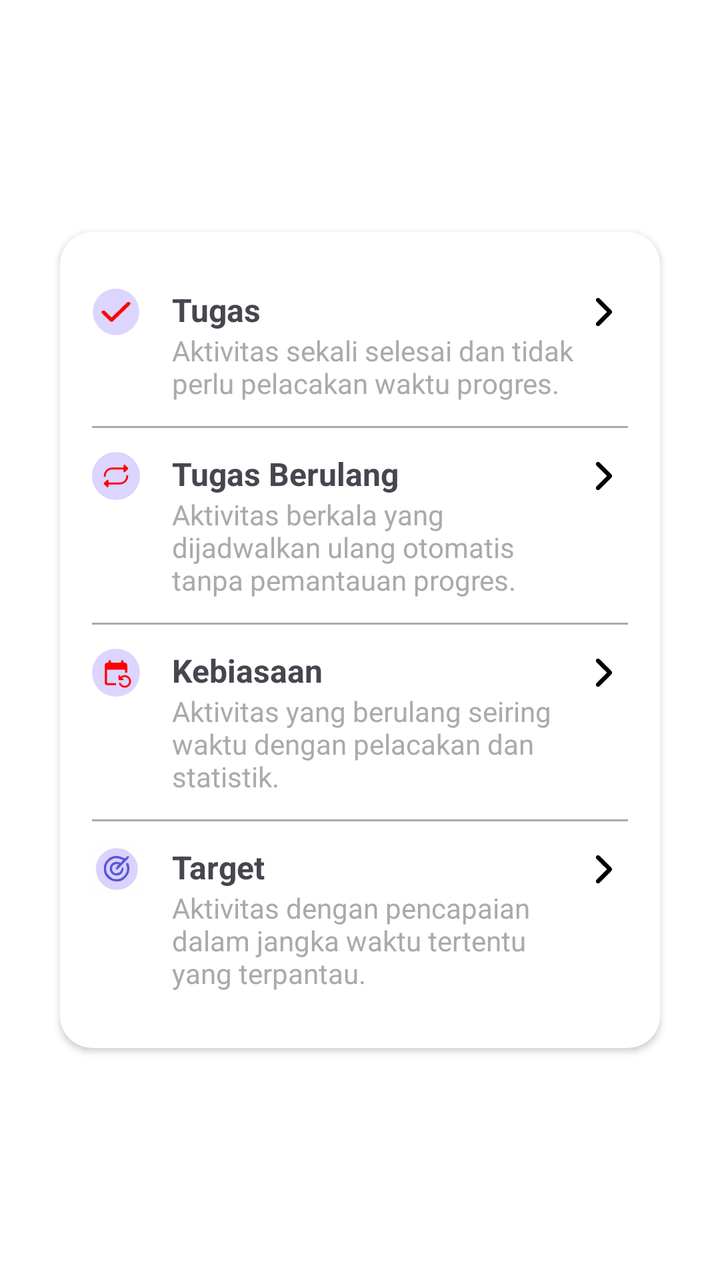
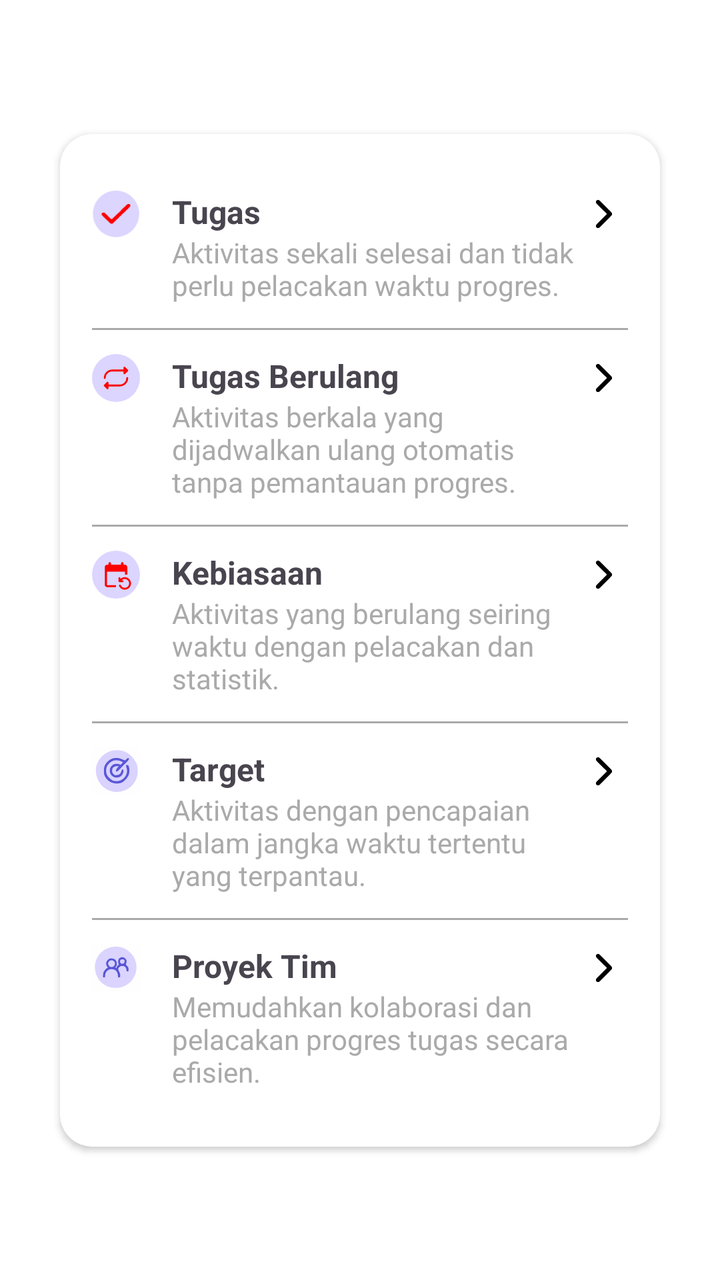

An Android layout rendered at two revisions. The XML below is the earlier revision; the diff shows what the commit changed to produce the second picture.
<!-- AndroidManifest.xml: application theme Theme.TaskApp -->
<!-- res/layout/dialog_task_option.xml -->
<androidx.constraintlayout.widget.ConstraintLayout
    xmlns:android="http://schemas.android.com/apk/res/android"
    xmlns:app="http://schemas.android.com/apk/res-auto"
    android:layout_width="match_parent"
    android:layout_height="match_parent"
    android:background="@android:color/transparent">

    <androidx.cardview.widget.CardView
        android:layout_width="300dp"
        android:layout_height="wrap_content"
        android:layout_margin="16dp"
        android:backgroundTint="@android:color/white"
        android:layout_gravity="center"
        android:elevation="8dp"
        app:cardCornerRadius="16dp"
        app:layout_constraintBottom_toBottomOf="parent"
        app:layout_constraintEnd_toEndOf="parent"
        app:layout_constraintStart_toStartOf="parent"
        app:layout_constraintTop_toTopOf="parent">

        <LinearLayout
            android:layout_width="match_parent"
            android:layout_height="wrap_content"
            android:orientation="vertical"
            android:padding="16dp">

            
            <LinearLayout
                android:id="@+id/option_tugas"
                android:layout_width="match_parent"
                android:layout_height="wrap_content"
                android:orientation="horizontal"
                android:paddingVertical="12dp"
                android:clickable="true"
                android:focusable="true">

                <ImageView
                    android:layout_width="24dp"
                    android:layout_height="24dp"
                    android:src="@drawable/ic_tugas" />

                <LinearLayout
                    android:layout_width="0dp"
                    android:layout_height="wrap_content"
                    android:layout_weight="1"
                    android:orientation="vertical"
                    android:paddingStart="16dp">

                    <TextView
                        android:layout_width="wrap_content"
                        android:layout_height="wrap_content"
                        android:text="Tugas"
                        android:textSize="16sp"
                        android:textStyle="bold" />

                    <TextView
                        android:layout_width="wrap_content"
                        android:layout_height="wrap_content"
                        android:text="Aktivitas sekali selesai dan tidak perlu pelacakan waktu progres."
                        android:textSize="14sp"
                        android:textColor="@android:color/darker_gray" />

                </LinearLayout>

                <ImageView
                    android:layout_width="24dp"
                    android:layout_height="24dp"
                    android:src="@drawable/ic_arrow_right" />
            </LinearLayout>

            
            <View
                android:layout_width="match_parent"
                android:layout_height="1dp"
                android:background="@android:color/darker_gray" />

            
            <LinearLayout
                android:id="@+id/option_tugas_berulang"
                android:layout_width="match_parent"
                android:layout_height="wrap_content"
                android:orientation="horizontal"
                android:paddingVertical="12dp"
                android:clickable="true"
                android:focusable="true">

                <ImageView
                    android:layout_width="24dp"
                    android:layout_height="24dp"
                    android:src="@drawable/ic_tugas_berulang" />

                <LinearLayout
                    android:layout_width="0dp"
                    android:layout_height="wrap_content"
                    android:layout_weight="1"
                    android:orientation="vertical"
                    android:paddingStart="16dp">

                    <TextView
                        android:layout_width="wrap_content"
                        android:layout_height="wrap_content"
                        android:text="Tugas Berulang"
                        android:textSize="16sp"
                        android:textStyle="bold" />

                    <TextView
                        android:layout_width="wrap_content"
                        android:layout_height="wrap_content"
                        android:text="Aktivitas berkala yang dijadwalkan ulang otomatis tanpa pemantauan progres."
                        android:textSize="14sp"
                        android:textColor="@android:color/darker_gray" />

                </LinearLayout>

                <ImageView
                    android:layout_width="24dp"
                    android:layout_height="24dp"
                    android:src="@drawable/ic_arrow_right" />
            </LinearLayout>

            
            <View
                android:layout_width="match_parent"
                android:layout_height="1dp"
                android:background="@android:color/darker_gray" />

            
            <LinearLayout
                android:id="@+id/option_kebiasaan"
                android:layout_width="match_parent"
                android:layout_height="wrap_content"
                android:orientation="horizontal"
                android:paddingVertical="12dp"
                android:clickable="true"
                android:focusable="true">

                <ImageView
                    android:layout_width="24dp"
                    android:layout_height="24dp"
                    android:src="@drawable/ic_kebiasaan" />

                <LinearLayout
                    android:layout_width="0dp"
                    android:layout_height="wrap_content"
                    android:layout_weight="1"
                    android:orientation="vertical"
                    android:paddingStart="16dp">

                    <TextView
                        android:layout_width="wrap_content"
                        android:layout_height="wrap_content"
                        android:text="Kebiasaan"
                        android:textSize="16sp"
                        android:textStyle="bold" />

                    <TextView
                        android:layout_width="wrap_content"
                        android:layout_height="wrap_content"
                        android:text="Aktivitas yang berulang seiring waktu dengan pelacakan dan statistik."
                        android:textSize="14sp"
                        android:textColor="@android:color/darker_gray" />

                </LinearLayout>

                <ImageView
                    android:layout_width="24dp"
                    android:layout_height="24dp"
                    android:src="@drawable/ic_arrow_right" />
            </LinearLayout>

            
            <View
                android:layout_width="match_parent"
                android:layout_height="1dp"
                android:background="@android:color/darker_gray" />

            
            <LinearLayout
                android:id="@+id/option_target"
                android:layout_width="match_parent"
                android:layout_height="wrap_content"
                android:orientation="horizontal"
                android:paddingVertical="12dp"
                android:clickable="true"
                android:focusable="true">

                <ImageView
                    android:layout_width="24dp"
                    android:layout_height="24dp"
                    android:src="@drawable/ic_target" />

                <LinearLayout
                    android:layout_width="0dp"
                    android:layout_height="wrap_content"
                    android:layout_weight="1"
                    android:orientation="vertical"
                    android:paddingStart="16dp">

                    <TextView
                        android:layout_width="wrap_content"
                        android:layout_height="wrap_content"
                        android:text="Target"
                        android:textSize="16sp"
                        android:textStyle="bold" />

                    <TextView
                        android:layout_width="wrap_content"
                        android:layout_height="wrap_content"
                        android:text="Aktivitas dengan pencapaian dalam jangka waktu tertentu yang terpantau."
                        android:textSize="14sp"
                        android:textColor="@android:color/darker_gray" />

                </LinearLayout>

                <ImageView
                    android:layout_width="24dp"
                    android:layout_height="24dp"
                    android:src="@drawable/ic_arrow_right" />
            </LinearLayout>


        </LinearLayout>

    </androidx.cardview.widget.CardView>

</androidx.constraintlayout.widget.ConstraintLayout>
<!-- resources referenced by this layout -->
<resources>
  <!-- drawable ic_arrow_right: vector/xml drawable (drawable, 2267 chars, omitted) -->
  <!-- drawable ic_kebiasaan (drawable) -->
  <vector xmlns:android="http://schemas.android.com/apk/res/android" android:height="25dp" android:viewportHeight="32" android:viewportWidth="32" android:width="25dp">
        
      <path android:fillColor="#DBD5FF" android:pathData="M16,16m-16,0a16,16 0,1 1,32 0a16,16 0,1 1,-32 0"/>
        
      <path android:fillColor="#FF0000" android:pathData="M23.5,16V11C23.5,10.084 22.75,9.334 21.833,9.334H21V8.5C21,8.042 20.625,7.667 20.167,7.667C19.708,7.667 19.333,8.042 19.333,8.5V9.334H12.667V8.5C12.667,8.042 12.292,7.667 11.833,7.667C11.375,7.667 11,8.042 11,8.5V9.334H10.167C9.25,9.334 8.5,10.084 8.5,11V22.667C8.5,23.584 9.25,24.334 10.167,24.334H16V23.034H10V14H22V16L23.5,16ZM18.608,22.667C18.15,22.667 17.85,23.134 18.042,23.55C18.371,24.281 18.903,24.9 19.576,25.335C20.249,25.77 21.032,26.001 21.833,26C24.133,26 26,24.134 26,21.834C26,19.534 24.133,17.667 21.833,17.667C20.7,17.667 19.667,18.125 18.917,18.859V18.292C18.917,17.95 18.633,17.667 18.292,17.667C17.95,17.667 17.667,17.95 17.667,18.292V20.167C17.667,20.625 18.042,21 18.5,21H20.375C20.717,21 21,20.717 21,20.375C21,20.034 20.717,19.75 20.375,19.75H19.792C20.317,19.234 21.042,18.917 21.833,18.917C23.442,18.917 24.75,20.225 24.75,21.834C24.75,23.442 23.442,24.75 21.833,24.75C20.65,24.75 19.633,24.042 19.175,23.034C19.126,22.924 19.046,22.832 18.946,22.767C18.845,22.701 18.728,22.667 18.608,22.667Z"/>
      
  </vector>
  <!-- drawable ic_target: vector/xml drawable (drawable, 2464 chars, omitted) -->
  <!-- drawable ic_tugas: vector/xml drawable (drawable, 6254 chars, omitted) -->
  <!-- drawable ic_tugas_berulang: vector/xml drawable (drawable, 2017 chars, omitted) -->
  <style name="Theme.TaskApp" parent="Base.Theme.TaskApp" />
  <style name="Base.Theme.TaskApp" parent="Theme.Material3.Light.NoActionBar">
          
          
          <item name="android:windowBackground">@android:color/white</item>
          <item name="colorPrimary">@color/white</item>
          <item name="colorPrimaryVariant">@color/white</item>
          <item name="colorOnPrimary">@color/black</item>
      </style>
  <color name="white">#FFFFFFFF</color>
  <color name="black">#FF000000</color>
</resources>

<!-- the commit's change to res/layout/dialog_task_option.xml (unified diff, before → after) -->
@@ -219,6 +219,57 @@
             </LinearLayout>
 
 
+            
+            <View
+                android:layout_width="match_parent"
+                android:layout_height="1dp"
+                android:background="@android:color/darker_gray" />
+
+            
+            <LinearLayout
+                android:id="@+id/option_proyek_tim"
+                android:layout_width="match_parent"
+                android:layout_height="wrap_content"
+                android:orientation="horizontal"
+                android:paddingVertical="12dp"
+                android:clickable="true"
+                android:focusable="true">
+
+                <ImageView
+                    android:layout_width="24dp"
+                    android:layout_height="24dp"
+                    android:src="@drawable/ic_proyek_tim" />
+
+                <LinearLayout
+                    android:layout_width="0dp"
+                    android:layout_height="wrap_content"
+                    android:layout_weight="1"
+                    android:orientation="vertical"
+                    android:paddingStart="16dp">
+
+                    <TextView
+                        android:layout_width="wrap_content"
+                        android:layout_height="wrap_content"
+                        android:text="Proyek Tim"
+                        android:textSize="16sp"
+                        android:textStyle="bold" />
+
+                    <TextView
+                        android:layout_width="wrap_content"
+                        android:layout_height="wrap_content"
+                        android:text="Memudahkan kolaborasi dan pelacakan progres tugas secara efisien."
+                        android:textSize="14sp"
+                        android:textColor="@android:color/darker_gray" />
+
+                </LinearLayout>
+
+                <ImageView
+                    android:layout_width="24dp"
+                    android:layout_height="24dp"
+                    android:src="@drawable/ic_arrow_right" />
+            </LinearLayout>
+
+
         </LinearLayout>
 
     </androidx.cardview.widget.CardView>
<!-- resource entries referenced after the edit -->
@@ -9,6 +9,7 @@
       <path android:fillColor="#FF0000" android:pathData="M23.5,16V11C23.5,10.084 22.75,9.334 21.833,9.334H21V8.5C21,8.042 20.625,7.667 20.167,7.667C19.708,7.667 19.333,8.042 19.333,8.5V9.334H12.667V8.5C12.667,8.042 12.292,7.667 11.833,7.667C11.375,7.667 11,8.042 11,8.5V9.334H10.167C9.25,9.334 8.5,10.084 8.5,11V22.667C8.5,23.584 9.25,24.334 10.167,24.334H16V23.034H10V14H22V16L23.5,16ZM18.608,22.667C18.15,22.667 17.85,23.134 18.042,23.55C18.371,24.281 18.903,24.9 19.576,25.335C20.249,25.77 21.032,26.001 21.833,26C24.133,26 26,24.134 26,21.834C26,19.534 24.133,17.667 21.833,17.667C20.7,17.667 19.667,18.125 18.917,18.859V18.292C18.917,17.95 18.633,17.667 18.292,17.667C17.95,17.667 17.667,17.95 17.667,18.292V20.167C17.667,20.625 18.042,21 18.5,21H20.375C20.717,21 21,20.717 21,20.375C21,20.034 20.717,19.75 20.375,19.75H19.792C20.317,19.234 21.042,18.917 21.833,18.917C23.442,18.917 24.75,20.225 24.75,21.834C24.75,23.442 23.442,24.75 21.833,24.75C20.65,24.75 19.633,24.042 19.175,23.034C19.126,22.924 19.046,22.832 18.946,22.767C18.845,22.701 18.728,22.667 18.608,22.667Z"/>
       
   </vector>
+  <!-- drawable ic_proyek_tim: vector/xml drawable (drawable, 2948 chars, omitted) -->
   <!-- drawable ic_target: vector/xml drawable (drawable, 2464 chars, omitted) -->
   <!-- drawable ic_tugas: vector/xml drawable (drawable, 6254 chars, omitted) -->
   <!-- drawable ic_tugas_berulang: vector/xml drawable (drawable, 2017 chars, omitted) -->
